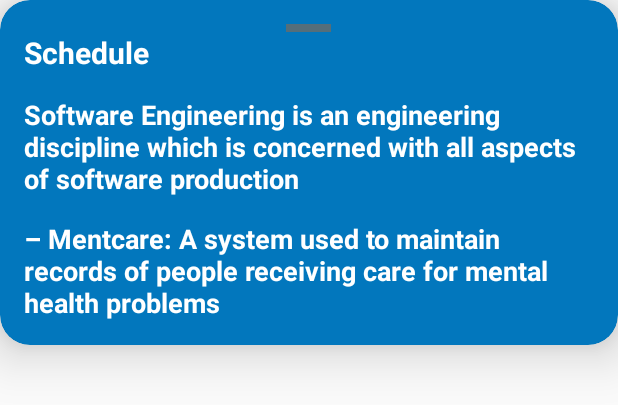
After one commit to CocoSungMin/MobileProject, an Android app: the layout schedule_bottom_sheet.xml on its own in the app's theme, with its tools: preview values and no code run, on a phone screen of 412 x 824 dp. The commit adds this screen. Shown: the top 405 px of the screen. Run offline under Robolectric (Android 15) with nearby library versions, the phone set to English and light mode, and no system bars.

Commit message:
메인화면에 일정 볼 수 있는 Bottom sheet추가
일단 일정을 보여주는 Bottom sheet추가했습니다.  bottom sheet안에 일정은 list view로 보여지면 좋을거 같습니다.

```diff
--- a/MobileTermProject/app/build.gradle
+++ b/MobileTermProject/app/build.gradle
@@ -39,6 +39,9 @@ dependencies {
     implementation 'com.google.android.gms:play-services-auth:18.0.0'
     implementation 'com.google.firebase:firebase-core:17.4.0'
     implementation 'com.google.firebase:firebase-auth:19.3.1'
+    implementation 'com.google.android.material:material:1.1.0'
+    implementation 'androidx.legacy:legacy-support-v4:1.0.0'
+
 }
 
 allprojects {
--- a/MobileTermProject/app/src/main/res/layout/activity_login.xml
+++ b/MobileTermProject/app/src/main/res/layout/activity_login.xml
@@ -101,6 +101,12 @@
             android:text="회원가입"
             android:id="@+id/registerButton"/>
 
+        <Button
+            android:id="@+id/button2"
+            android:layout_width="wrap_content"
+            android:layout_height="wrap_content"
+            android:text="test" />
+
     </LinearLayout>
     </LinearLayout>
 
--- /dev/null
+++ b/MobileTermProject/app/src/main/res/layout/schedule_bottom_sheet.xml
@@ -0,0 +1,65 @@
+<?xml version="1.0" encoding="utf-8"?>
+<LinearLayout
+    xmlns:android="http://schemas.android.com/apk/res/android"
+    xmlns:app="http://schemas.android.com/apk/res-auto"
+    android:layout_width="match_parent"
+    android:layout_height="match_parent"
+    android:id="@+id/schedule_bottom_sheet"
+    android:background="@android:color/transparent"
+    app:layout_behavior="@string/bottom_sheet_behavior"
+    app:behavior_hideable="true"
+    app:behavior_peekHeight="80dp">
+
+    <androidx.cardview.widget.CardView
+        android:layout_width="match_parent"
+        android:layout_height="wrap_content"
+        app:cardBackgroundColor="@color/colorPrimaryDark"
+        app:cardCornerRadius="20dp"
+        app:cardElevation="20dp">
+
+        <LinearLayout
+            android:layout_width="match_parent"
+            android:layout_height="wrap_content"
+            android:orientation="vertical"
+            android:padding="16dp">
+
+            <View
+                android:layout_width="30dp"
+                android:layout_height="5dp"
+                android:layout_gravity="center"
+                android:background="@color/colorAccent"/>
+
+            <TextView
+                android:layout_width="match_parent"
+                android:layout_height="wrap_content"
+                android:text="Schedule"
+                android:textColor="@android:color/white"
+                android:textStyle="bold"
+                android:textSize="20dp"/>
+
+            <TextView
+                style="@style/TextAppearance.AppCompat.Medium"
+                android:layout_width="match_parent"
+                android:layout_height="wrap_content"
+                android:layout_marginTop="15dp"
+                android:text="Software Engineering is an engineering discipline which is concerned with all aspects of software production"
+                android:textColor="@android:color/white"
+                android:textStyle="bold"/>
+
+            <TextView
+                style="@style/TextAppearance.AppCompat.Medium"
+                android:layout_width="match_parent"
+                android:layout_height="wrap_content"
+                android:layout_marginTop="15dp"
+                android:text="–	Mentcare: A system used to maintain records of people receiving care for mental health problems"
+                android:textColor="@android:color/white"
+                android:textStyle="bold"/>
+
+        </LinearLayout>
+
+
+    </androidx.cardview.widget.CardView>
+
+
+
+</LinearLayout>
--- a/MobileTermProject/build.gradle
+++ b/MobileTermProject/build.gradle
@@ -8,7 +8,7 @@ buildscript {
 
     }
     dependencies {
-        classpath 'com.android.tools.build:gradle:3.6.0'
+        classpath 'com.android.tools.build:gradle:3.6.2'
         classpath 'com.google.gms:google-services:4.3.3'
 
 
```
Also changed, not shown: MobileTermProject/app/src/main/java/com/example/mobiletermproject/Calendar_test.java (+15 -0 lines), MobileTermProject/app/src/main/java/com/example/mobiletermproject/LoginActivity.java (+10 -0 lines), MobileTermProject/app/src/main/res/layout/activity_calendar_test.xml (+17 -7 lines).
